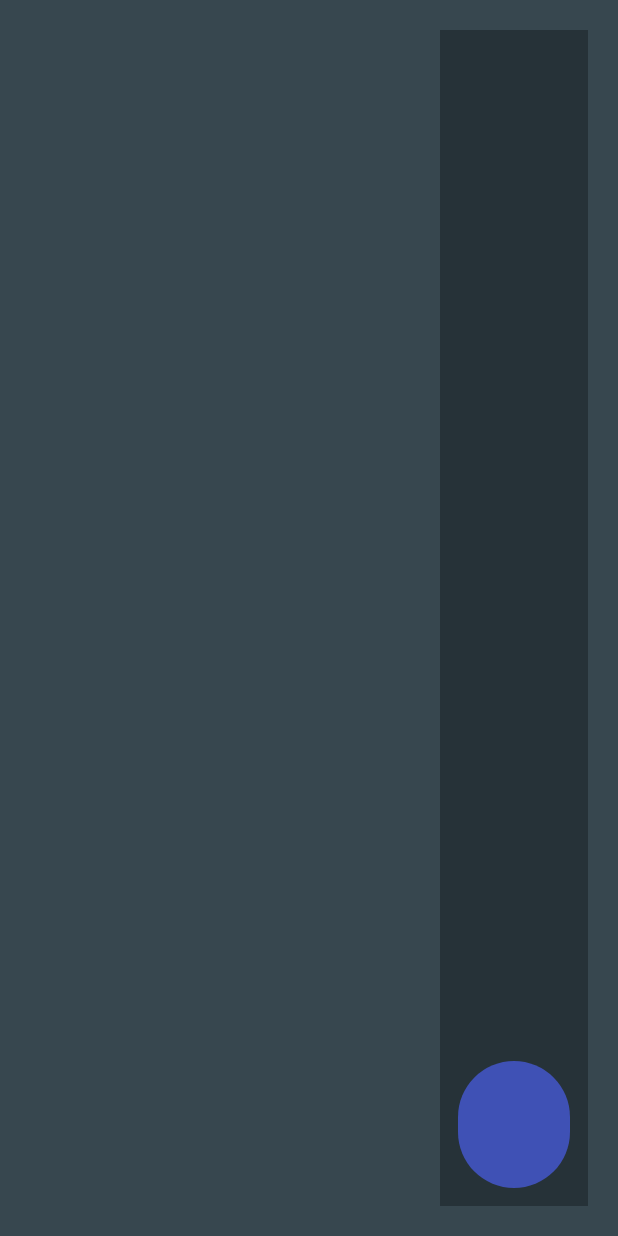
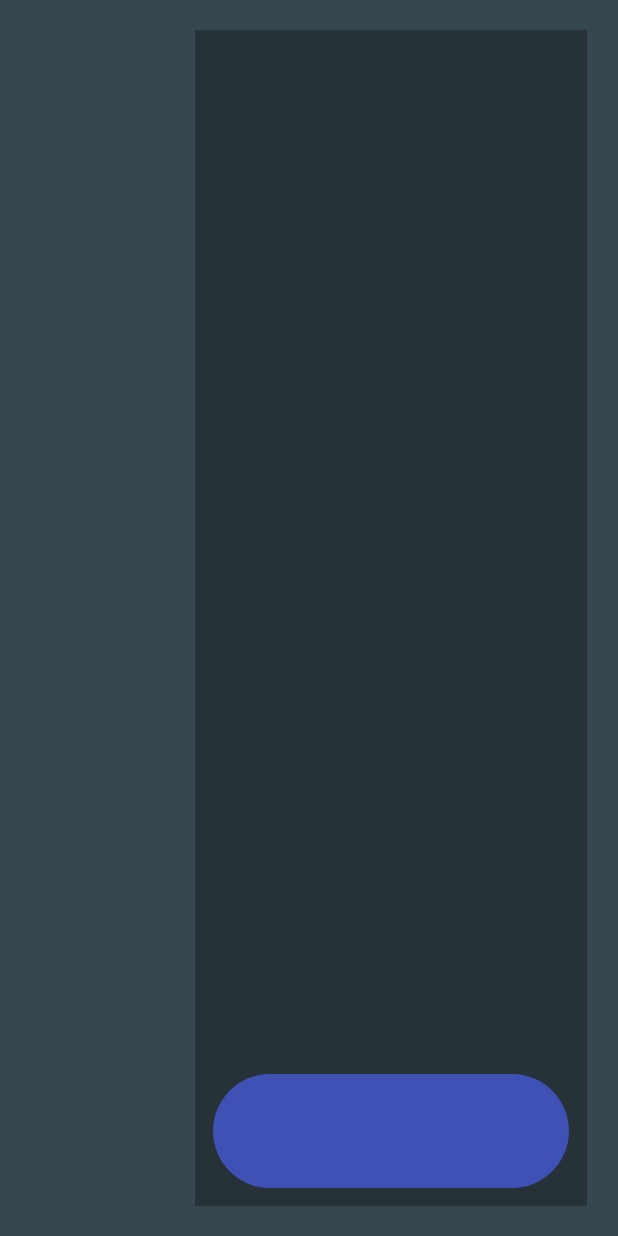
Before and after one commit to Geekholt/TvFocus, an Android app: the layout activity_main.xml on its own in the app's theme, with its tools: preview values and no code run, on a phone screen of 412 x 824 dp. Run offline under Robolectric (Android 15) with nearby library versions, the phone set to English and light mode, and no system bars.

```diff
--- a/app/src/main/java/com/geekholt/tvfocusdemo/widget/TvRecyclerView.java
+++ b/app/src/main/java/com/geekholt/tvfocusdemo/widget/TvRecyclerView.java
@@ -107,6 +107,9 @@ public class TvRecyclerView extends RecyclerView {
     }
 
 
+    /**
+     * 通过该方法设置选中的item居中
+     * */
     @Override
     public boolean requestChildRectangleOnScreen(View child, Rect rect, boolean immediate) {
         final int parentLeft = getPaddingLeft();
--- a/app/src/main/res/layout/activity_main.xml
+++ b/app/src/main/res/layout/activity_main.xml
@@ -15,25 +15,26 @@
 
     <com.geekholt.tvfocusdemo.widget.TvRecyclerView
         android:id="@+id/tv_center"
-        android:layout_width="0dp"
+        android:layout_width="wrap_content"
         android:layout_height="match_parent"
-        android:layout_weight="1" />
+        android:layout_gravity="center" />
 
     <LinearLayout
         android:layout_width="0dp"
         android:layout_height="match_parent"
+        android:layout_marginTop="@dimen/dp_20"
+        android:layout_marginRight="@dimen/dp_20"
         android:layout_marginBottom="@dimen/dp_20"
-        android:layout_marginRight="@dimen/dp_20"
-        android:layout_marginTop="@dimen/dp_20"
         android:layout_weight="0.4"
         android:background="@color/bluegrey900"
         android:orientation="vertical">
 
         <android.support.v7.widget.RecyclerView
             android:id="@+id/tv_right"
-            android:layout_width="match_parent"
+            android:layout_width="wrap_content"
             android:layout_height="0dp"
-            android:layout_weight="8" />
+            android:layout_gravity="center"
+            android:layout_weight="9" />
 
         <TextView
             android:layout_width="match_parent"
--- a/app/src/main/res/layout/item_right_view.xml
+++ b/app/src/main/res/layout/item_right_view.xml
@@ -1,6 +1,6 @@
 <?xml version="1.0" encoding="utf-8"?>
 <LinearLayout xmlns:android="http://schemas.android.com/apk/res/android"
-    android:layout_width="match_parent"
+    android:layout_width="@dimen/dp_240"
     android:layout_height="@dimen/dp_64"
     android:layout_margin="@dimen/dp_12"
     android:background="@drawable/bg_right_item"
```
Also changed, not shown: app/src/main/java/com/geekholt/tvfocusdemo/widget/FocusBorderView.java (+23 -20 lines), app/src/main/res/layout/item_center_view.xml (+6 -3 lines), app/src/main/res/values/attrs.xml (added, +11 -0 lines).
